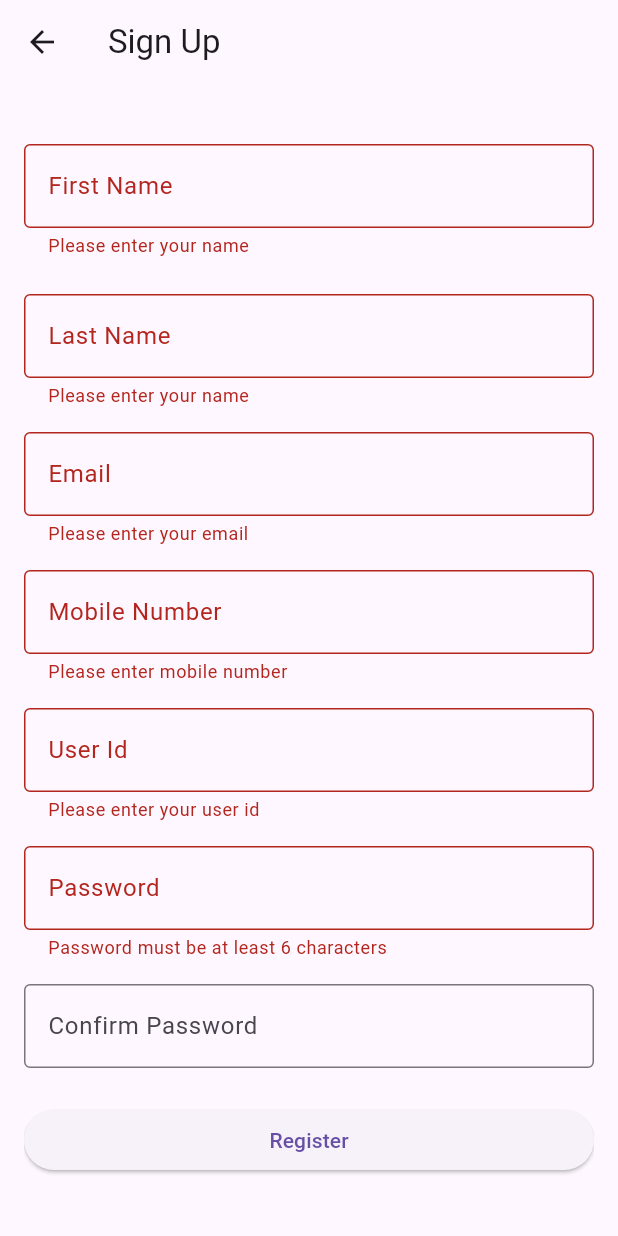
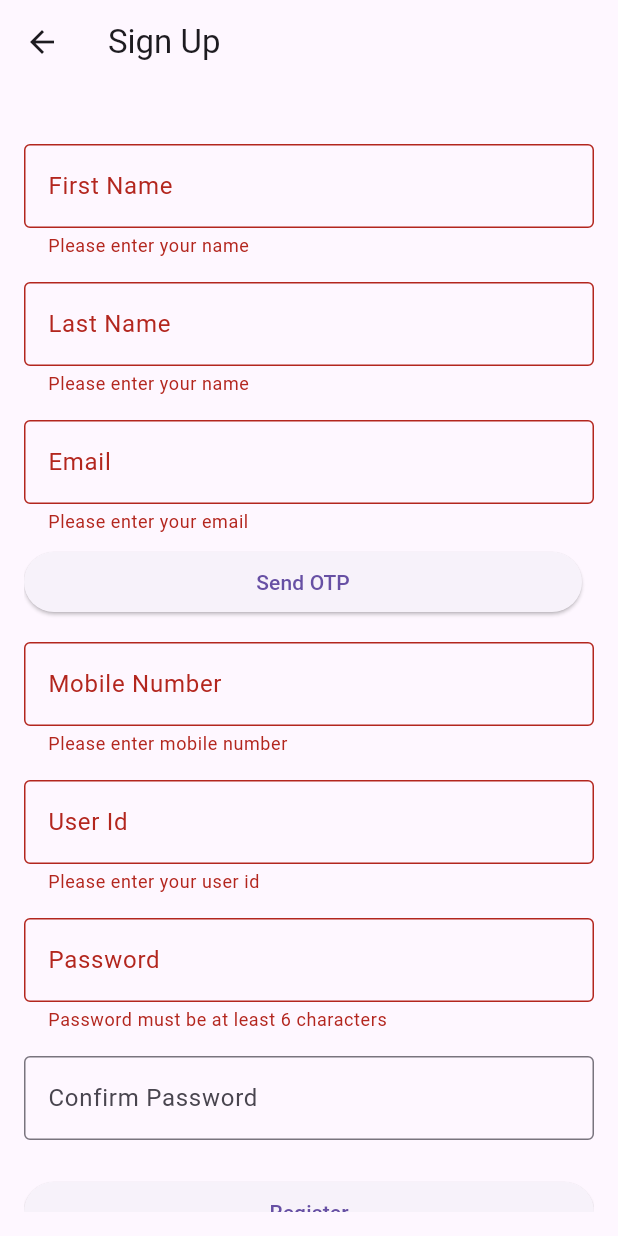
Before and after one commit to dev-yeti/yuji_ui, a Flutter app: the SignupScreen screen opened by its route, after a tap on "Register", on a phone screen of 412 x 824 dp. Run offline on Flutter 3.47's test engine with Material 3 defaults, Android fonts, the phone set to English and light mode, and no system bars; our stand-ins replace shared_preferences; accounts and stored records are empty.

```diff
--- a/lib/views/login_screen.dart
+++ b/lib/views/login_screen.dart
@@ -80,13 +80,13 @@ class _LoginScreenState extends State<LoginScreen> {
                   TextFormField(
                     controller: _emailController,
                     decoration: InputDecoration(
-                      labelText: 'Email',
-                      prefixIcon: const Icon(Icons.email),
+                      labelText: 'User Id',
+                      prefixIcon: const Icon(Icons.supervised_user_circle),
                       border: OutlineInputBorder(borderRadius: BorderRadius.circular(12)),
                     ),
                     validator: (value) {
                       if (value == null || value.isEmpty) {
-                        return 'Please enter your email';
+                        return 'Please enter your user id';
                       }
                       return null;
                     },
--- a/lib/views/signup_screen.dart
+++ b/lib/views/signup_screen.dart
@@ -13,50 +13,120 @@ class _SignupScreenState extends State<SignupScreen> {
   final _userNameController = TextEditingController();
   final _lastNameController = TextEditingController();
   final _emailController = TextEditingController();
-  final _homeNameController = TextEditingController();
+  final _otpController = TextEditingController();
   final _mobileController = TextEditingController();
   final _userIdController = TextEditingController();
   final _passwordController = TextEditingController();
   final _confirmPasswordController = TextEditingController();
-  final _apiService = ApiService();
+
+  final ApiService _apiService = ApiService();
+
   bool _isLoading = false;
+  bool _isSendingOtp = false;
+  bool _isOtpSent = false;
+  bool _isOtpVerified = false;
+  String? _generatedOtp; // dev fallback
 
   Future<void> _register() async {
-    if (_formKey.currentState!.validate()) {
-      setState(() {
-        _isLoading = true;
-      });
+    if (!_formKey.currentState!.validate()) return;
+    if (!_isOtpVerified) {
+      ScaffoldMessenger.of(context).showSnackBar(
+        const SnackBar(content: Text('Please verify OTP before registering')),
+      );
+      return;
+    }
 
+    setState(() => _isLoading = true);
     try {
-        bool success = await _apiService.register(
+      final result = await _apiService.register(
         _userNameController.text,
         _lastNameController.text,
         _emailController.text,
         _mobileController.text,
         _userIdController.text,
-          _passwordController.text
+        _passwordController.text,
       );
-        if (success) {
+
+      final success = result['success'] == true;
+      final message = result['message']?.toString() ?? (success ? 'Registration successful' : 'Registration failed');
+
       ScaffoldMessenger.of(context).showSnackBar(
-            const SnackBar(content: Text('Registration completed successfully, please login'),
-            duration: const Duration(seconds: 5), // Show for 5 seconds
-            backgroundColor: Colors.green,),
+        SnackBar(content: Text(message), backgroundColor: success ? Colors.green : Colors.redAccent),
       );
-          Navigator.pushReplacementNamed(context, '/login');
-        } else {
-          ScaffoldMessenger.of(context).showSnackBar(
-            const SnackBar(content: Text('Registration failed')),
-          );
-        }
+
+      if (success) Navigator.pushReplacementNamed(context, '/login');
     } catch (e) {
       ScaffoldMessenger.of(context).showSnackBar(
         const SnackBar(content: Text('Registration failed')),
       );
     } finally {
+      setState(() => _isLoading = false);
+    }
+  }
+
+  Future<void> _sendOtp() async {
+    final email = _emailController.text.trim();
+    if (email.isEmpty) {
+      ScaffoldMessenger.of(context).showSnackBar(
+        const SnackBar(content: Text('Please enter email first')),
+      );
+      return;
+    }
+
+    setState(() => _isSendingOtp = true);
+    try {
+      final serverResult = await _apiService.sendOtp(email);
+      final success = serverResult is Map ? (serverResult['success'] == true) : false;
+      if (success) {
         setState(() {
-          _isLoading = false;
+          _isOtpSent = true;
+          _isOtpVerified = false;
         });
+        return;
       }
+    } finally {
+      setState(() => _isSendingOtp = false);
+    }
+
+    // dev fallback
+    _generatedOtp = DateTime.now().millisecondsSinceEpoch.remainder(1000000).toString().padLeft(6, '0');
+    setState(() {
+      _isOtpSent = true;
+      _isOtpVerified = false;
+    });
+    ScaffoldMessenger.of(context).showSnackBar(
+      SnackBar(content: Text('OTP (dev): $_generatedOtp')),
+    );
+  }
+
+  Future<void> _verifyOtp() async {
+    final email = _emailController.text.trim();
+    final otp = _otpController.text.trim();
+    if (otp.isEmpty) {
+      ScaffoldMessenger.of(context).showSnackBar(
+        const SnackBar(content: Text('Please enter OTP')),
+      );
+      return;
+    }
+
+    final serverVerified = await _apiService.verifyOtp(email, otp);
+    if (serverVerified) {
+      setState(() => _isOtpVerified = true);
+      ScaffoldMessenger.of(context).showSnackBar(
+        const SnackBar(content: Text('OTP verified')),
+      );
+      return;
+    }
+
+    if (_generatedOtp != null && otp == _generatedOtp) {
+      setState(() => _isOtpVerified = true);
+      ScaffoldMessenger.of(context).showSnackBar(
+        const SnackBar(content: Text('OTP verified (dev)')),
+      );
+    } else {
+      ScaffoldMessenger.of(context).showSnackBar(
+        const SnackBar(content: Text('Invalid OTP')),
+      );
     }
   }
 
@@ -73,105 +143,106 @@ class _SignupScreenState extends State<SignupScreen> {
               const SizedBox(height: 24),
               TextFormField(
                 controller: _userNameController,
-                decoration: const InputDecoration(
-                  labelText: 'First Name',
-                  border: OutlineInputBorder(),
+                decoration: const InputDecoration(labelText: 'First Name', border: OutlineInputBorder()),
+                validator: (value) => value == null || value.isEmpty ? 'Please enter your name' : null,
               ),
-                validator: (value) =>
-                    value == null || value.isEmpty ? 'Please enter your name' : null,
-              ),
-              const SizedBox(height: 24),
+              const SizedBox(height: 16),
               TextFormField(
                 controller: _lastNameController,
-                decoration: const InputDecoration(
-                  labelText: 'Last Name',
-                  border: OutlineInputBorder(),
-                ),
-                validator: (value) =>
-                    value == null || value.isEmpty ? 'Please enter your name' : null,
+                decoration: const InputDecoration(labelText: 'Last Name', border: OutlineInputBorder()),
+                validator: (value) => value == null || value.isEmpty ? 'Please enter your name' : null,
               ),
               const SizedBox(height: 16),
               TextFormField(
                 controller: _emailController,
-                decoration: const InputDecoration(
-                  labelText: 'Email',
-                  border: OutlineInputBorder(),
-                ),
+                decoration: const InputDecoration(labelText: 'Email', border: OutlineInputBorder()),
                 validator: (value) {
-                  if (value == null || value.isEmpty) {
-                    return 'Please enter your email';
-                  }
-                  if (!RegExp(r'^[^@]+@[^@]+\.[^@]+').hasMatch(value)) {
-                    return 'Enter a valid email';
-                  }
+                  if (value == null || value.isEmpty) return 'Please enter your email';
+                  if (!RegExp(r'^[^@]+@[^@]+\.[^@]+').hasMatch(value)) return 'Enter a valid email';
                   return null;
                 },
               ),
+              const SizedBox(height: 8),
+              Row(
+                children: [
+                  Expanded(
+                    child: ElevatedButton(
+                      onPressed: _isSendingOtp ? null : _sendOtp,
+                      child: _isSendingOtp
+                          ? const SizedBox(height: 18, width: 18, child: CircularProgressIndicator(strokeWidth: 2.0, color: Colors.white))
+                          : const Text('Send OTP'),
+                    ),
+                  ),
+                  const SizedBox(width: 8),
+                  if (_isOtpSent) Icon(_isOtpVerified ? Icons.check_circle : Icons.lock, color: _isOtpVerified ? Colors.green : Colors.grey),
+                ],
+              ),
+              if (_isOtpSent) ...[
+                const SizedBox(height: 12),
+                TextFormField(
+                  controller: _otpController,
+                  decoration: const InputDecoration(labelText: 'Enter OTP', border: OutlineInputBorder()),
+                  keyboardType: TextInputType.number,
+                  validator: (value) {
+                    if (!_isOtpVerified && (value == null || value.isEmpty)) return 'Please enter OTP';
+                    return null;
+                  },
+                ),
+                const SizedBox(height: 8),
+                Row(
+                  children: [
+                    Expanded(
+                      child: ElevatedButton(onPressed: _verifyOtp, child: const Text('Verify OTP')),
+                    ),
+                    const SizedBox(width: 8),
+                    Expanded(
+                      child: TextButton(onPressed: _isSendingOtp ? null : _sendOtp, child: const Text('Resend')),
+                    ),
+                  ],
+                ),
+              ],
               const SizedBox(height: 16),
               TextFormField(
                 controller: _mobileController,
-                decoration: const InputDecoration(
-                  labelText: 'Mobile Number',
-                  border: OutlineInputBorder(),
-                ),
+                decoration: const InputDecoration(labelText: 'Mobile Number', border: OutlineInputBorder()),
                 keyboardType: TextInputType.phone,
                 validator: (value) {
-                  if (value == null || value.isEmpty) {
-                    return 'Please enter mobile number';
-                  }
-                  if (!RegExp(r'^\d{10,}$').hasMatch(value)) {
-                    return 'Enter a valid mobile number';
-                  }
+                  if (value == null || value.isEmpty) return 'Please enter mobile number';
+                  if (!RegExp(r'^\d{10,}$').hasMatch(value)) return 'Enter a valid mobile number';
                   return null;
                 },
               ),
               const SizedBox(height: 16),
               TextFormField(
                 controller: _userIdController,
-                decoration: const InputDecoration(
-                  labelText: 'User Id',
-                  border: OutlineInputBorder(),
-                ),
-                validator: (value) =>
-                    value == null || value.isEmpty ? 'Please enter your user id' : null,
+                decoration: const InputDecoration(labelText: 'User Id', border: OutlineInputBorder()),
+                validator: (value) => value == null || value.isEmpty ? 'Please enter your user id' : null,
               ),
               const SizedBox(height: 16),
               TextFormField(
                 controller: _passwordController,
-                decoration: const InputDecoration(
-                  labelText: 'Password',
-                  border: OutlineInputBorder(),
-                ),
+                decoration: const InputDecoration(labelText: 'Password', border: OutlineInputBorder()),
                 obscureText: true,
-                validator: (value) =>
-                    value == null || value.length < 6 ? 'Password must be at least 6 characters' : null,
+                validator: (value) => value == null || value.length < 6 ? 'Password must be at least 6 characters' : null,
               ),
               const SizedBox(height: 16),
               TextFormField(
                 controller: _confirmPasswordController,
-                decoration: const InputDecoration(
-                  labelText: 'Confirm Password',
-                  border: OutlineInputBorder(),
-                ),
+                decoration: const InputDecoration(labelText: 'Confirm Password', border: OutlineInputBorder()),
                 obscureText: true,
-                validator: (value) =>
-                    value != _passwordController.text ? 'Passwords do not match' : null,
+                validator: (value) => value != _passwordController.text ? 'Passwords do not match' : null,
               ),
               const SizedBox(height: 24),
               SizedBox(
                 width: double.infinity,
                 child: ElevatedButton(
                   onPressed: _isLoading ? null : _register,
-                  child: _isLoading
-                      ? const CircularProgressIndicator()
-                      : const Text('Register'),
+                  child: _isLoading ? const SizedBox(height: 18, width: 18, child: CircularProgressIndicator(strokeWidth: 2.0, color: Colors.white)) : const Text('Register'),
                 ),
               ),
               const SizedBox(height: 16),
               TextButton(
-                onPressed: () {
-                  Navigator.pop(context);
-                },
+                onPressed: () => Navigator.pop(context),
                 child: const Text('Already have an account? Login'),
               ),
             ],
@@ -184,9 +255,11 @@ class _SignupScreenState extends State<SignupScreen> {
   @override
   void dispose() {
     _userNameController.dispose();
+    _lastNameController.dispose();
     _emailController.dispose();
-    _homeNameController.dispose();
+    _otpController.dispose();
     _mobileController.dispose();
+    _userIdController.dispose();
     _passwordController.dispose();
     _confirmPasswordController.dispose();
     super.dispose();
```
Also changed, not shown: lib/services/api_service.dart (+101 -8 lines). Lines whose indentation alone changed are shown as unchanged.
